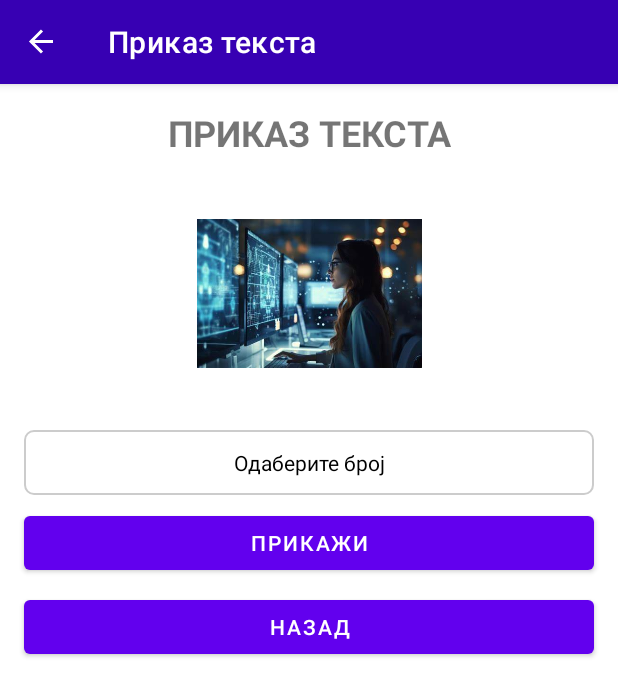
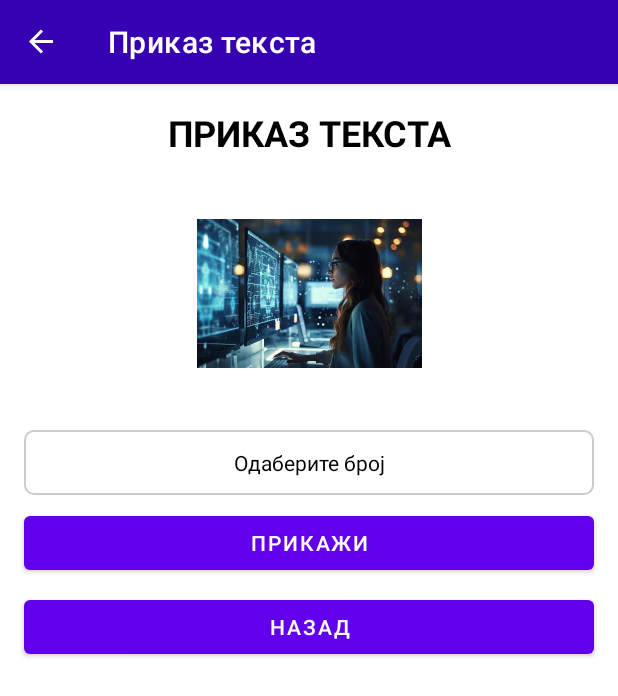
Before and after one commit to sabiinar/SRusitiTreciDomacii, an Android app built with Jetpack Compose: the PrikazTekstaFragment screen opened through its navigation route, on a phone screen of 412 x 824 dp. Shown: the top 696 px of the screen. Run offline under Robolectric (Android 15) with nearby library versions, the phone set to English and light mode, and no system bars; our stand-ins replace navigation-ui.

Commit message:
Update fragment_prikaz_teksta.xml

```diff
--- a/app/src/main/res/layout/fragment_prikaz_teksta.xml
+++ b/app/src/main/res/layout/fragment_prikaz_teksta.xml
@@ -18,7 +18,8 @@
         android:layout_marginTop="16dp"
         app:layout_constraintTop_toTopOf="parent"
         app:layout_constraintStart_toStartOf="parent"
-        app:layout_constraintEnd_toEndOf="parent" />
+        app:layout_constraintEnd_toEndOf="parent"
+        android:textColor="@color/black"/>
 
     <!-- Slika -->
     <ImageView
```
